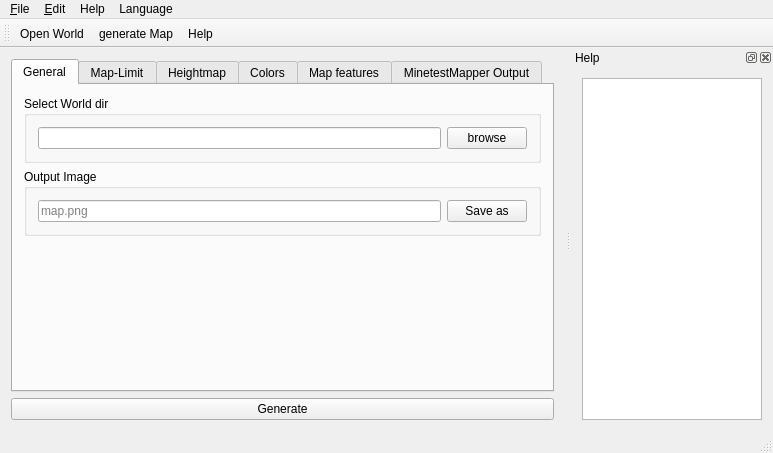
Qt form mainwindow.ui (AirSThib/MinetestMapperGUI) before a commit.
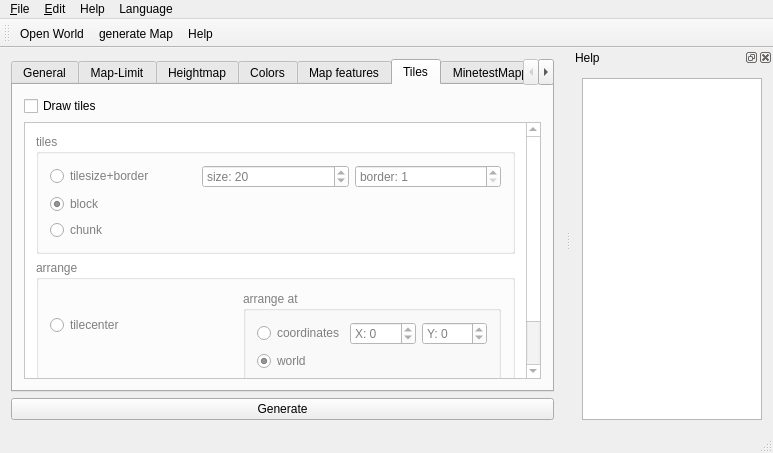
The same form after that commit. The open tabs and pages were chosen to show the change. Icons and pictures are not drawn.

Patch:
```diff
--- a/mainwindow.ui
+++ b/mainwindow.ui
@@ -1393,13 +1393,632 @@
           </property>
          </widget>
         </item>
-        <item row="0" column="2">
-         <widget class="QCheckBox" name="drawScaleTop">
+       </layout>
+      </widget>
+      <widget class="QWidget" name="tab_tiles">
+       <attribute name="title">
+        <string>Tiles</string>
+       </attribute>
+       <layout class="QVBoxLayout" name="verticalLayout_8">
+        <item>
+         <widget class="QCheckBox" name="tiles">
           <property name="text">
-           <string>top</string>
+           <string>Draw tiles</string>
           </property>
          </widget>
         </item>
+        <item>
+         <widget class="QScrollArea" name="scrollArea_2">
+          <property name="enabled">
+           <bool>false</bool>
+          </property>
+          <property name="palette">
+           <palette>
+            <active>
+             <colorrole role="WindowText">
+              <brush brushstyle="SolidPattern">
+               <color alpha="255">
+                <red>0</red>
+                <green>0</green>
+                <blue>0</blue>
+               </color>
+              </brush>
+             </colorrole>
+             <colorrole role="Button">
+              <brush brushstyle="SolidPattern">
+               <color alpha="255">
+                <red>255</red>
+                <green>255</green>
+                <blue>255</blue>
+               </color>
+              </brush>
+             </colorrole>
+             <colorrole role="Light">
+              <brush brushstyle="SolidPattern">
+               <color alpha="255">
+                <red>255</red>
+                <green>255</green>
+                <blue>255</blue>
+               </color>
+              </brush>
+             </colorrole>
+             <colorrole role="Midlight">
+              <brush brushstyle="SolidPattern">
+               <color alpha="255">
+                <red>255</red>
+                <green>255</green>
+                <blue>255</blue>
+               </color>
+              </brush>
+             </colorrole>
+             <colorrole role="Dark">
+              <brush brushstyle="SolidPattern">
+               <color alpha="255">
+                <red>127</red>
+                <green>127</green>
+                <blue>127</blue>
+               </color>
+              </brush>
+             </colorrole>
+             <colorrole role="Mid">
+              <brush brushstyle="SolidPattern">
+               <color alpha="255">
+                <red>170</red>
+                <green>170</green>
+                <blue>170</blue>
+               </color>
+              </brush>
+             </colorrole>
+             <colorrole role="Text">
+              <brush brushstyle="SolidPattern">
+               <color alpha="255">
+                <red>0</red>
+                <green>0</green>
+                <blue>0</blue>
+               </color>
+              </brush>
+             </colorrole>
+             <colorrole role="BrightText">
+              <brush brushstyle="SolidPattern">
+               <color alpha="255">
+                <red>255</red>
+                <green>255</green>
+                <blue>255</blue>
+               </color>
+              </brush>
+             </colorrole>
+             <colorrole role="ButtonText">
+              <brush brushstyle="SolidPattern">
+               <color alpha="255">
+                <red>0</red>
+                <green>0</green>
+                <blue>0</blue>
+               </color>
+              </brush>
+             </colorrole>
+             <colorrole role="Base">
+              <brush brushstyle="SolidPattern">
+               <color alpha="255">
+                <red>255</red>
+                <green>255</green>
+                <blue>255</blue>
+               </color>
+              </brush>
+             </colorrole>
+             <colorrole role="Window">
+              <brush brushstyle="SolidPattern">
+               <color alpha="255">
+                <red>255</red>
+                <green>255</green>
+                <blue>255</blue>
+               </color>
+              </brush>
+             </colorrole>
+             <colorrole role="Shadow">
+              <brush brushstyle="SolidPattern">
+               <color alpha="255">
+                <red>0</red>
+                <green>0</green>
+                <blue>0</blue>
+               </color>
+              </brush>
+             </colorrole>
+             <colorrole role="AlternateBase">
+              <brush brushstyle="SolidPattern">
+               <color alpha="255">
+                <red>255</red>
+                <green>255</green>
+                <blue>255</blue>
+               </color>
+              </brush>
+             </colorrole>
+             <colorrole role="ToolTipBase">
+              <brush brushstyle="SolidPattern">
+               <color alpha="255">
+                <red>255</red>
+                <green>255</green>
+                <blue>220</blue>
+               </color>
+              </brush>
+             </colorrole>
+             <colorrole role="ToolTipText">
+              <brush brushstyle="SolidPattern">
+               <color alpha="255">
+                <red>0</red>
+                <green>0</green>
+                <blue>0</blue>
+               </color>
+              </brush>
+             </colorrole>
+            </active>
+            <inactive>
+             <colorrole role="WindowText">
+              <brush brushstyle="SolidPattern">
+               <color alpha="255">
+                <red>0</red>
+                <green>0</green>
+                <blue>0</blue>
+               </color>
+              </brush>
+             </colorrole>
+             <colorrole role="Button">
+              <brush brushstyle="SolidPattern">
+               <color alpha="255">
+                <red>255</red>
+                <green>255</green>
+                <blue>255</blue>
+               </color>
+              </brush>
+             </colorrole>
+             <colorrole role="Light">
+              <brush brushstyle="SolidPattern">
+               <color alpha="255">
+                <red>255</red>
+                <green>255</green>
+                <blue>255</blue>
+               </color>
+              </brush>
+             </colorrole>
+             <colorrole role="Midlight">
+              <brush brushstyle="SolidPattern">
+               <color alpha="255">
+                <red>255</red>
+                <green>255</green>
+                <blue>255</blue>
+               </color>
+              </brush>
+             </colorrole>
+             <colorrole role="Dark">
+              <brush brushstyle="SolidPattern">
+               <color alpha="255">
+                <red>127</red>
+                <green>127</green>
+                <blue>127</blue>
+               </color>
+              </brush>
+             </colorrole>
+             <colorrole role="Mid">
+              <brush brushstyle="SolidPattern">
+               <color alpha="255">
+                <red>170</red>
+                <green>170</green>
+                <blue>170</blue>
+               </color>
+              </brush>
+             </colorrole>
+             <colorrole role="Text">
+              <brush brushstyle="SolidPattern">
+               <color alpha="255">
+                <red>0</red>
+                <green>0</green>
+                <blue>0</blue>
+               </color>
+              </brush>
+             </colorrole>
+             <colorrole role="BrightText">
+              <brush brushstyle="SolidPattern">
+               <color alpha="255">
+                <red>255</red>
+                <green>255</green>
+                <blue>255</blue>
+               </color>
+              </brush>
+             </colorrole>
+             <colorrole role="ButtonText">
+              <brush brushstyle="SolidPattern">
+               <color alpha="255">
+                <red>0</red>
+                <green>0</green>
+                <blue>0</blue>
+               </color>
+              </brush>
+             </colorrole>
+             <colorrole role="Base">
+              <brush brushstyle="SolidPattern">
+               <color alpha="255">
+                <red>255</red>
+                <green>255</green>
+                <blue>255</blue>
+               </color>
+              </brush>
+             </colorrole>
+             <colorrole role="Window">
+              <brush brushstyle="SolidPattern">
+               <color alpha="255">
+                <red>255</red>
+                <green>255</green>
+                <blue>255</blue>
+               </color>
+              </brush>
+             </colorrole>
+             <colorrole role="Shadow">
+              <brush brushstyle="SolidPattern">
+               <color alpha="255">
+                <red>0</red>
+                <green>0</green>
+                <blue>0</blue>
+               </color>
+              </brush>
+             </colorrole>
+             <colorrole role="AlternateBase">
+              <brush brushstyle="SolidPattern">
+               <color alpha="255">
+                <red>255</red>
+                <green>255</green>
+                <blue>255</blue>
+               </color>
+              </brush>
+             </colorrole>
+             <colorrole role="ToolTipBase">
+              <brush brushstyle="SolidPattern">
+               <color alpha="255">
+                <red>255</red>
+                <green>255</green>
+                <blue>220</blue>
+               </color>
+              </brush>
+             </colorrole>
+             <colorrole role="ToolTipText">
+              <brush brushstyle="SolidPattern">
+               <color alpha="255">
+                <red>0</red>
+                <green>0</green>
+                <blue>0</blue>
+               </color>
+              </brush>
+             </colorrole>
+            </inactive>
+            <disabled>
+             <colorrole role="WindowText">
+              <brush brushstyle="SolidPattern">
+               <color alpha="255">
+                <red>127</red>
+                <green>127</green>
+                <blue>127</blue>
+               </color>
+              </brush>
+             </colorrole>
+             <colorrole role="Button">
+              <brush brushstyle="SolidPattern">
+               <color alpha="255">
+                <red>255</red>
+                <green>255</green>
+                <blue>255</blue>
+               </color>
+              </brush>
+             </colorrole>
+             <colorrole role="Light">
+              <brush brushstyle="SolidPattern">
+               <color alpha="255">
+                <red>255</red>
+                <green>255</green>
+                <blue>255</blue>
+               </color>
+              </brush>
+             </colorrole>
+             <colorrole role="Midlight">
+              <brush brushstyle="SolidPattern">
+               <color alpha="255">
+                <red>255</red>
+                <green>255</green>
+                <blue>255</blue>
+               </color>
+              </brush>
+             </colorrole>
+             <colorrole role="Dark">
+              <brush brushstyle="SolidPattern">
+               <color alpha="255">
+                <red>127</red>
+                <green>127</green>
+                <blue>127</blue>
+               </color>
+              </brush>
+             </colorrole>
+             <colorrole role="Mid">
+              <brush brushstyle="SolidPattern">
+               <color alpha="255">
+                <red>170</red>
+                <green>170</green>
+                <blue>170</blue>
+               </color>
+              </brush>
+             </colorrole>
+             <colorrole role="Text">
+              <brush brushstyle="SolidPattern">
+               <color alpha="255">
+                <red>127</red>
+                <green>127</green>
+                <blue>127</blue>
+               </color>
+              </brush>
+             </colorrole>
+             <colorrole role="BrightText">
+              <brush brushstyle="SolidPattern">
+               <color alpha="255">
+                <red>255</red>
+                <green>255</green>
+                <blue>255</blue>
+               </color>
+              </brush>
+             </colorrole>
+             <colorrole role="ButtonText">
+              <brush brushstyle="SolidPattern">
+               <color alpha="255">
+                <red>127</red>
+                <green>127</green>
+                <blue>127</blue>
+               </color>
+              </brush>
+             </colorrole>
+             <colorrole role="Base">
+              <brush brushstyle="SolidPattern">
+               <color alpha="255">
+                <red>255</red>
+                <green>255</green>
+                <blue>255</blue>
+               </color>
+              </brush>
+             </colorrole>
+             <colorrole role="Window">
+              <brush brushstyle="SolidPattern">
+               <color alpha="255">
+                <red>255</red>
+                <green>255</green>
+                <blue>255</blue>
+               </color>
+              </brush>
+             </colorrole>
+             <colorrole role="Shadow">
+              <brush brushstyle="SolidPattern">
+               <color alpha="255">
+                <red>0</red>
+                <green>0</green>
+                <blue>0</blue>
+               </color>
+              </brush>
+             </colorrole>
+             <colorrole role="AlternateBase">
+              <brush brushstyle="SolidPattern">
+               <color alpha="255">
+                <red>255</red>
+                <green>255</green>
+                <blue>255</blue>
+               </color>
+              </brush>
+             </colorrole>
+             <colorrole role="ToolTipBase">
+              <brush brushstyle="SolidPattern">
+               <color alpha="255">
+                <red>255</red>
+                <green>255</green>
+                <blue>220</blue>
+               </color>
+              </brush>
+             </colorrole>
+             <colorrole role="ToolTipText">
+              <brush brushstyle="SolidPattern">
+               <color alpha="255">
+                <red>0</red>
+                <green>0</green>
+                <blue>0</blue>
+               </color>
+              </brush>
+             </colorrole>
+            </disabled>
+           </palette>
+          </property>
+          <property name="widgetResizable">
+           <bool>true</bool>
+          </property>
+          <widget class="QWidget" name="scrollAreaWidgetContents_4">
+           <property name="geometry">
+            <rect>
+             <x>0</x>
+             <y>0</y>
+             <width>517</width>
+             <height>261</height>
+            </rect>
+           </property>
+           <layout class="QVBoxLayout" name="verticalLayout_7">
+            <item>
+             <widget class="QGroupBox" name="groupBox_11">
+              <property name="title">
+               <string>tiles</string>
+              </property>
+              <layout class="QGridLayout" name="gridLayout_11">
+               <item row="0" column="1">
+                <widget class="QSpinBox" name="tilesize">
+                 <property name="enabled">
+                  <bool>false</bool>
+                 </property>
+                 <property name="prefix">
+                  <string>size: </string>
+                 </property>
+                 <property name="minimum">
+                  <number>1</number>
+                 </property>
+                 <property name="maximum">
+                  <number>100</number>
+                 </property>
+                 <property name="singleStep">
+                  <number>5</number>
+                 </property>
+                 <property name="value">
+                  <number>20</number>
+                 </property>
+                </widget>
+               </item>
+               <item row="2" column="0">
+                <widget class="QRadioButton" name="tile_chunk">
+                 <property name="text">
+                  <string>chunk</string>
+                 </property>
+                </widget>
+               </item>
+               <item row="0" column="0">
+                <widget class="QRadioButton" name="tiles_sizeAndBorder">
+                 <property name="text">
+                  <string>tilesize+border</string>
+                 </property>
+                </widget>
+               </item>
+               <item row="1" column="0">
+                <widget class="QRadioButton" name="tile_block">
+                 <property name="text">
+                  <string>block</string>
+                 </property>
+                 <property name="checked">
+                  <bool>true</bool>
+                 </property>
+                </widget>
+               </item>
+               <item row="0" column="2">
+                <widget class="QSpinBox" name="tileborder">
+                 <property name="enabled">
+                  <bool>false</bool>
+                 </property>
+                 <property name="prefix">
+                  <string>border: </string>
+                 </property>
+                 <property name="minimum">
+                  <number>1</number>
+                 </property>
+                 <property name="maximum">
+                  <number>10</number>
+                 </property>
+                </widget>
+               </item>
+              </layout>
+             </widget>
+            </item>
+            <item>
+             <widget class="QGroupBox" name="groupBox_12">
+              <property name="title">
+               <string>arrange</string>
+              </property>
+              <layout class="QGridLayout" name="gridLayout_12">
+               <item row="0" column="0">
+                <widget class="QRadioButton" name="tilecenter">
+                 <property name="text">
+                  <string>tilecenter</string>
+                 </property>
+                </widget>
+               </item>
+               <item row="1" column="0">
+                <widget class="QRadioButton" name="tileorigin">
+                 <property name="text">
+                  <string>tileorigin</string>
+                 </property>
+                 <property name="checked">
+                  <bool>true</bool>
+                 </property>
+                </widget>
+               </item>
+               <item row="0" column="1" rowspan="2">
+                <widget class="QGroupBox" name="groupBox_13">
+                 <property name="title">
+                  <string>arrange at</string>
+                 </property>
+                 <layout class="QGridLayout" name="gridLayout_13">
+                  <item row="0" column="0">
+                   <widget class="QRadioButton" name="tiles_coordinates">
+                    <property name="text">
+                     <string>coordinates</string>
+                    </property>
+                   </widget>
+                  </item>
+                  <item row="1" column="0">
+                   <widget class="QRadioButton" name="tiles_world">
+                    <property name="text">
+                     <string>world</string>
+                    </property>
+                    <property name="checked">
+                     <bool>true</bool>
+                    </property>
+                   </widget>
+                  </item>
+                  <item row="2" column="0">
+                   <widget class="QRadioButton" name="tiles_map">
+                    <property name="text">
+                     <string>map</string>
+                    </property>
+                   </widget>
+                  </item>
+                  <item row="0" column="1">
+                   <widget class="QSpinBox" name="tiles_coordinateX">
+                    <property name="enabled">
+                     <bool>false</bool>
+                    </property>
+                    <property name="prefix">
+                     <string notr="true">X: </string>
+                    </property>
+                    <property name="minimum">
+                     <number>-100</number>
+                    </property>
+                    <property name="maximum">
+                     <number>100</number>
+                    </property>
+                   </widget>
+                  </item>
+                  <item row="0" column="2">
+                   <widget class="QSpinBox" name="tiles_coordinateY">
+                    <property name="enabled">
+                     <bool>false</bool>
+                    </property>
+                    <property name="prefix">
+                     <string notr="true">Y: </string>
+                    </property>
+                    <property name="minimum">
+                     <number>-100</number>
+                    </property>
+                    <property name="maximum">
+                     <number>100</number>
+                    </property>
+                   </widget>
+                  </item>
+                 </layout>
+                </widget>
+               </item>
+              </layout>
+             </widget>
+            </item>
+            <item>
+             <spacer name="verticalSpacer_6">
+              <property name="orientation">
+               <enum>Qt::Vertical</enum>
+              </property>
+              <property name="sizeHint" stdset="0">
+               <size>
+                <width>20</width>
+                <height>40</height>
+               </size>
+              </property>
+             </spacer>
+            </item>
+           </layout>
+          </widget>
+         </widget>
+        </item>
        </layout>
       </widget>
       <widget class="QWidget" name="tab_output">
```
Left out of the diff: 579 changed lines with no effect on the pictures.
